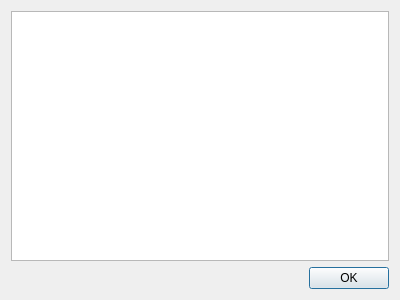
buggins/coolreader, file trunk/src/filepropsdlg.ui: the form before one commit.
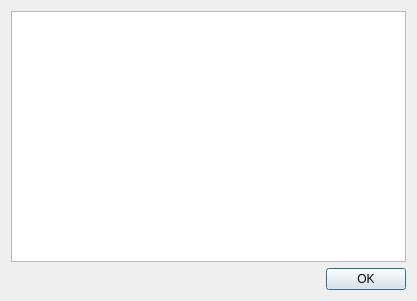
The form after the commit.

Patch:
```diff
--- a/trunk/src/filepropsdlg.ui
+++ b/trunk/src/filepropsdlg.ui
@@ -6,8 +6,8 @@
    <rect>
     <x>0</x>
     <y>0</y>
-    <width>400</width>
-    <height>300</height>
+    <width>417</width>
+    <height>301</height>
    </rect>
   </property>
   <property name="windowTitle">
```
Left out of the diff: 6 changed lines with no effect on the pictures.
